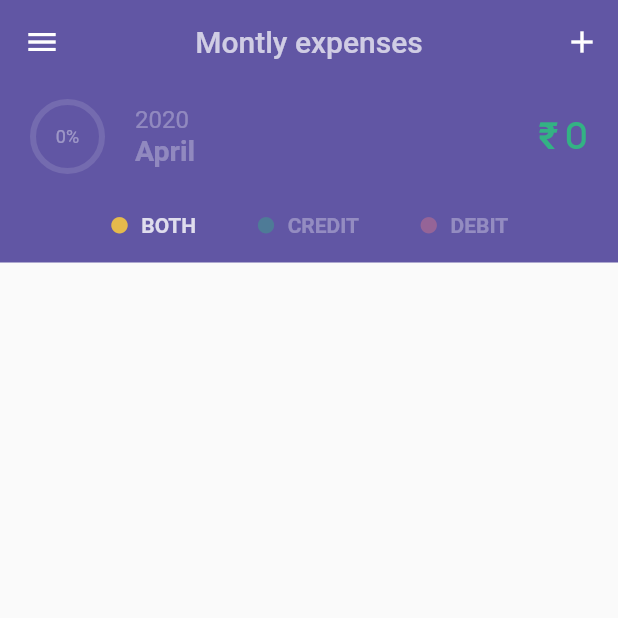
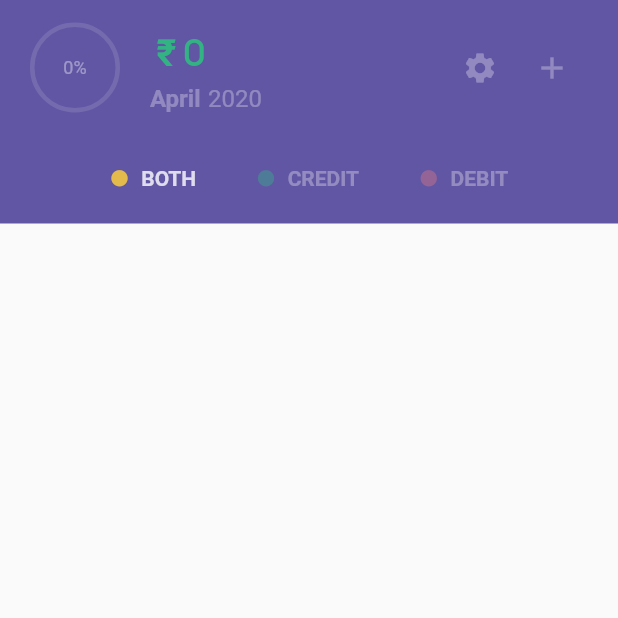
Before and after one commit to lokesh-coder/monthly-expenses, a Flutter app: the AppShell screen opened directly, on a phone screen of 412 x 824 dp, the top half of it. Run offline on Flutter 3.47's test engine with Material 2 defaults, Android fonts, the phone set to English and light mode, and no system bars; drawn by our look-alikes of percent_indicator; our stand-ins replace flutter_mobx, get_it, jiffy, mobx, sembast, shared_preferences; accounts and stored records are empty; generated files the repository leaves out were written again; Roboto replaces fonts that are missing (Circular).

Commit message:
update header design

```diff
--- a/lib/config/dimensions.dart
+++ b/lib/config/dimensions.dart
@@ -1,5 +1,5 @@
 class Dimensions {
-  static double bannerBarHeight = 70.0;
-  static double filtersBarHeight = 50.0;
+  static double bannerBarHeight = 90.0;
+  static double filtersBarHeight = 60.0;
   static double monthsBarHeight = 60.0;
 }
--- a/lib/helpers/layout_helper.dart
+++ b/lib/helpers/layout_helper.dart
@@ -26,6 +26,7 @@ class LayoutHelper {
   }
 
   static double get appBarHeight {
-    return kToolbarHeight;
+    // return kToolbarHeight;
+    return 0;
   }
 }
--- a/lib/helpers/payment_helper.dart
+++ b/lib/helpers/payment_helper.dart
@@ -31,7 +31,7 @@ class PaymentsHelper {
     ).toList();
   }
 
-  static groupByMonth(List<Payment> payments) {
+  static Map<String, List<Payment>> groupByMonth(List<Payment> payments) {
     return groupBy(payments, (Payment p) {
       DateTime dt = DateTime.fromMillisecondsSinceEpoch(p.date);
       return DateHelper.getMonthYear(dt);
--- a/lib/ui/settings/settings.dart
+++ b/lib/ui/settings/settings.dart
@@ -17,6 +17,12 @@ class Settings extends StatelessWidget {
   Widget build(BuildContext context) {
     return AppShell(
       header: Header(
+        leading: IconButton(
+          icon: Icon(Icons.chevron_left),
+          onPressed: () {
+            Navigator.of(context).pop();
+          },
+        ),
         title: 'Settings',
         action: IconButton(icon: Icon(Icons.close), onPressed: () {}),
       ),
--- a/lib/widgets/banner-board.dart
+++ b/lib/widgets/banner-board.dart
@@ -9,6 +9,8 @@ import 'package:monex/service_locator/service_locator.dart';
 import 'package:monex/stores/payments/payments.store.dart';
 import 'package:monex/stores/sandwiich/sandwich.store.dart';
 import 'package:monex/ui/common/amount.dart';
+import 'package:monex/ui/common/fade_transition.dart';
+import 'package:monex/ui/settings/settings.dart';
 import 'package:monex/widgets/filter-bar.dart';
 import 'package:monex/widgets/shared/percentage.dart';
 
@@ -18,6 +20,7 @@ class BannerBoard extends StatelessWidget {
   @override
   Widget build(BuildContext context) {
     var paymentsStore = sl<PaymentsStore>();
+    var sandwichStore = sl<SandwichStore>();
 
     return Container(
       child: Stack(
@@ -25,7 +28,7 @@ class BannerBoard extends StatelessWidget {
         children: <Widget>[
           Observer(
             builder: (context) {
-              double offset = sl<SandwichStore>().topOffset;
+              double offset = sandwichStore.topOffset;
               double bannerH = Dimensions.bannerBarHeight - 1;
               return AnimatedPositioned(
                 top: bannerH - (bannerH * offset),
@@ -46,13 +49,35 @@ class BannerBoard extends StatelessWidget {
                 padding: EdgeInsets.symmetric(horizontal: 20),
                 color: Clrs.primary,
                 child: Row(
+                  crossAxisAlignment: CrossAxisAlignment.center,
                   children: <Widget>[
                     Percentage(value: 33),
                     SizedBox(width: 20),
-                    Column(
+                    Expanded(
+                      child: Column(
                         crossAxisAlignment: CrossAxisAlignment.start,
                         mainAxisAlignment: MainAxisAlignment.center,
                         children: <Widget>[
+                          Amount(
+                            paymentsStore.totalAmountOfActiveMonth.abs(),
+                            type: paymentsStore.totalAmountOfActiveMonth >= 0
+                                ? AmountDisplayType.CREDIT
+                                : AmountDisplayType.DEBIT,
+                            size: AmountDisplaySize.LG,
+                          ),
+                          Row(
+                            crossAxisAlignment: CrossAxisAlignment.start,
+                            children: <Widget>[
+                              Text(
+                                DateHelper.getMonthName(
+                                    paymentsStore.activeMonth),
+                                style: TextStyle(
+                                  fontSize: 16,
+                                  color: Colors.white30,
+                                  fontWeight: FontWeight.w700,
+                                ),
+                              ),
+                              SizedBox(width: 5),
                               Text(
                                 DateHelper.getYear(paymentsStore.activeMonth),
                                 style: TextStyle(
@@ -60,24 +85,32 @@ class BannerBoard extends StatelessWidget {
                                   color: Colors.white30,
                                 ),
                               ),
-                        Text(
-                          DateHelper.getMonthName(paymentsStore.activeMonth),
-                          style: TextStyle(
-                              fontSize: 19,
-                              color: Colors.white30,
-                              fontWeight: FontWeight.w700),
+                            ],
                           ),
                         ],
                       ),
-                    Expanded(
-                      flex: 1,
-                      child: Amount(
-                        paymentsStore.totalAmountOfActiveMonth.abs(),
-                        type: paymentsStore.totalAmountOfActiveMonth >= 0
-                            ? AmountDisplayType.CREDIT
-                            : AmountDisplayType.DEBIT,
-                        size: AmountDisplaySize.LG,
                     ),
+                    Row(
+                      children: <Widget>[
+                        IconButton(
+                          onPressed: () {
+                            Navigator.push(
+                              context,
+                              FadeRoute(page: Settings()),
+                            );
+                          },
+                          color: Colors.white.withOpacity(0.3),
+                          icon: Icon(Icons.settings),
+                        ),
+                        IconButton(
+                          onPressed: () {
+                            paymentsStore.setActivePayment(null);
+                            sandwichStore.changeVisibility(true);
+                          },
+                          color: Colors.white.withOpacity(0.3),
+                          icon: Icon(Icons.add),
+                        )
+                      ],
                     )
                   ],
                 ),
--- a/lib/widgets/filter-bar.dart
+++ b/lib/widgets/filter-bar.dart
@@ -1,6 +1,8 @@
 import 'package:flutter/material.dart';
 import 'package:flutter_mobx/flutter_mobx.dart';
 import 'package:monex/config/colors.dart';
+import 'package:monex/config/dimensions.dart';
+import 'package:monex/helpers/layout_helper.dart';
 import 'package:monex/models/enums.dart';
 import 'package:monex/service_locator/service_locator.dart';
 import 'package:monex/stores/payments/payments.store.dart';
@@ -12,6 +14,7 @@ class FilterBar extends StatelessWidget {
   Widget build(BuildContext context) {
     var paymentsStore = sl<PaymentsStore>();
     return Container(
+      height: Dimensions.filtersBarHeight,
       color: Clrs.primary,
       child: Observer(builder: (context) {
         return Row(
--- a/lib/widgets/shared/percentage.dart
+++ b/lib/widgets/shared/percentage.dart
@@ -18,8 +18,8 @@ class Percentage extends StatelessWidget {
     return Observer(builder: (context) {
       List data = _data(paymentsStore.inOutStatement);
       return CircularPercentIndicator(
-        radius: 50.0,
-        lineWidth: 4.0,
+        radius: 60.0,
+        lineWidth: 3.0,
         percent: _getValue(data[0], data[1]),
         animation: true,
         animationDuration: 200,
```
Also changed, not shown: lib/stores/payments/payments.store.dart (+5 -5 lines), lib/ui/months/elements/payments.dart (+11 -7 lines), lib/ui/months/months.dart (+5 -4 lines), lib/stores/payments/payments.store.g.dart. Lines whose indentation alone changed are shown as unchanged.
